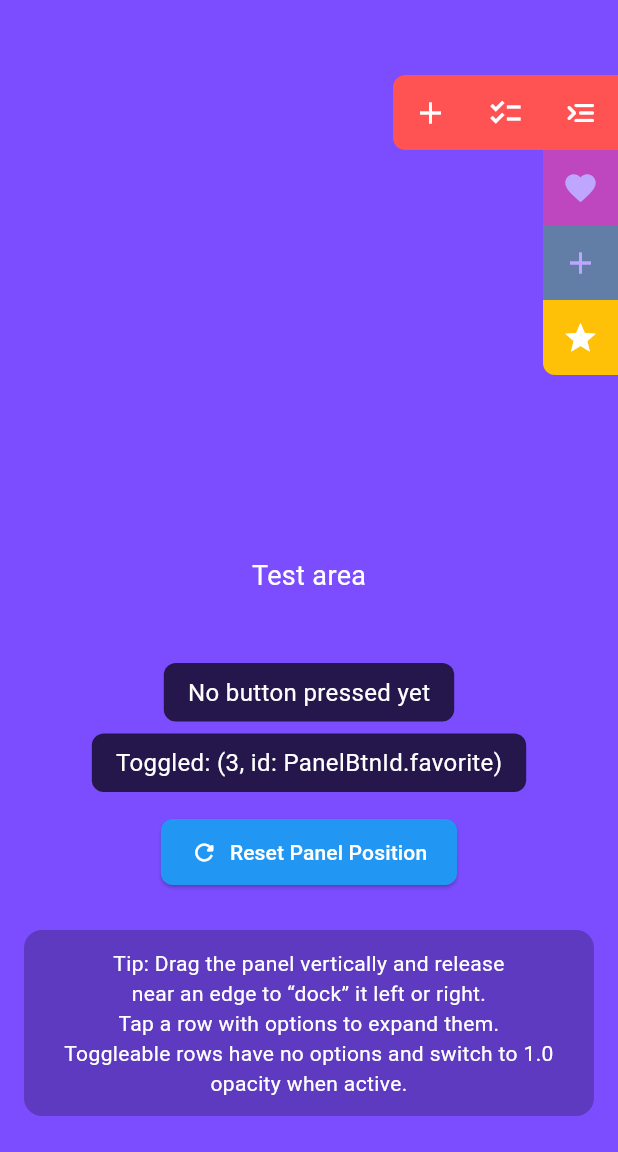
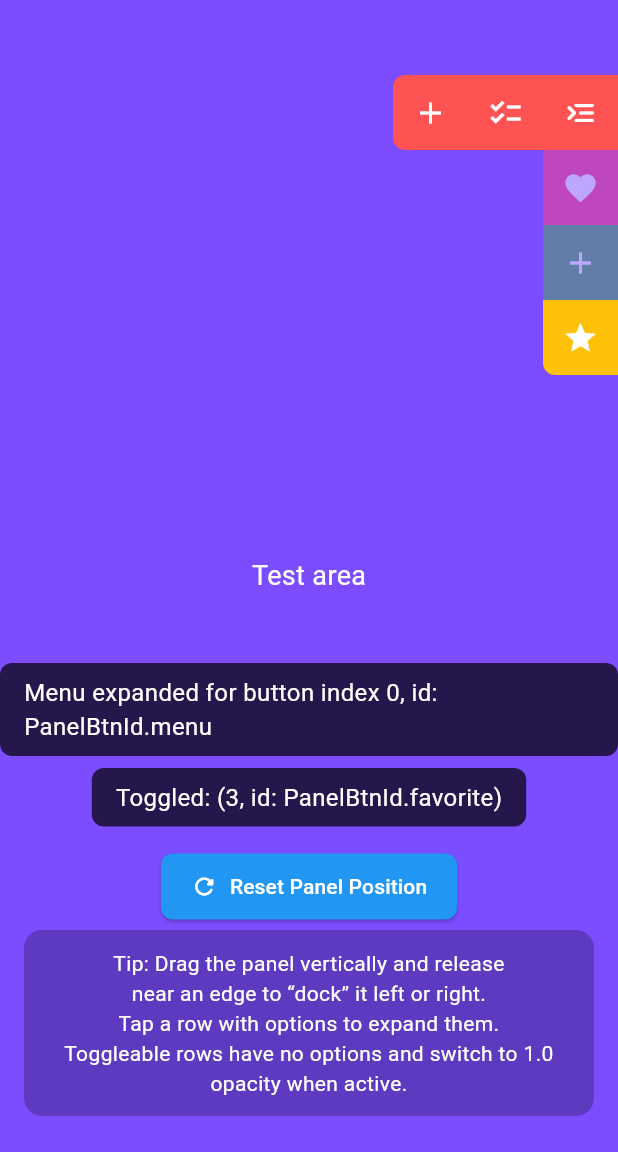
Before and after one commit to KsarKev/draggable_button_panel, a Flutter app: the screen it shows after launch, after a tap on the "menu open" icon, on a phone screen of 412 x 824 dp, the part 84-1236 px from its top. Run offline on Flutter 3.47's test engine with Material 3 defaults, Android fonts, the phone set to English and light mode, and no system bars.

Commit message:
feat: add tooltip support to PanelButton and OptionButton, emit index and id on menu expand

```diff
--- a/lib/draggable_button_panel.dart
+++ b/lib/draggable_button_panel.dart
@@ -55,6 +55,7 @@ class ToggleEntry {
 class OptionButton {
   final Icon icon;
   final String? label;
+  final String? tooltip;
   final VoidCallback? onPressed;
   final Color? color;
   final Color? backgroundColor;
@@ -67,6 +68,7 @@ class OptionButton {
     required this.icon,
     this.width = 50,
     this.label,
+    this.tooltip,
     this.onPressed,
     this.color,
     this.backgroundColor,
@@ -83,6 +85,7 @@ class OptionButton {
 class PanelButton {
   final Icon icon;
   final String? label;
+  final String? tooltip;
   final VoidCallback? onPressed;
   final Color? color;
   final Color? backgroundColor;
@@ -105,6 +108,7 @@ class PanelButton {
       color: Colors.white,
     ),
     this.label,
+    this.tooltip,
     this.onPressed,
     this.options = const [],
     this.color,
@@ -199,7 +203,20 @@ class PanelButtonWidget extends StatelessWidget {
                 ),
                 child: Transform.scale(
                   scaleX: (isLeftPositioned || isExpanded) ? -1.0 : 1.0,
+                  child: panelButton.tooltip != null
+                      ? Tooltip(
+                          message: panelButton.tooltip!,
                           child: IconButton(
+                            color: panelButton.color,
+                            icon: panelButton.icon,
+                            onPressed: () {
+                              if (panelButton.onPressed != null)
+                                panelButton.onPressed!();
+                              onExpand();
+                            },
+                          ),
+                        )
+                      : IconButton(
                           color: panelButton.color,
                           icon: panelButton.icon,
                           onPressed: () {
@@ -217,7 +234,19 @@ class PanelButtonWidget extends StatelessWidget {
               ),
               child: Transform.scale(
                 scaleX: (isLeftPositioned || isExpanded) ? -1.0 : 1.0,
+                child: panelButton.tooltip != null
+                    ? Tooltip(
+                        message: panelButton.tooltip!,
                         child: IconButton(
+                          color: panelButton.color,
+                          icon: panelButton.icon,
+                          onPressed: () {
+                            if (panelButton.onPressed != null) panelButton.onPressed!();
+                            onExpand();
+                          },
+                        ),
+                      )
+                    : IconButton(
                         color: panelButton.color,
                         icon: panelButton.icon,
                         onPressed: () {
@@ -251,7 +280,7 @@ class PanelButtonWidget extends StatelessWidget {
                   ? BorderRadius.only(topRight: radius, bottomRight: radius)
                   : BorderRadius.only(topLeft: radius, bottomLeft: radius);
             }
-            final optionChild = SizedBox(
+            final optionButton = SizedBox(
               width: opt.width ?? 50,
               height: height,
               child: IconButton(
@@ -260,6 +289,10 @@ class PanelButtonWidget extends StatelessWidget {
                 onPressed: opt.onPressed,
               ),
             );
+
+            final optionChild = opt.tooltip != null
+                ? Tooltip(message: opt.tooltip!, child: optionButton)
+                : optionButton;
 
             final decorated = DecoratedBox(
               decoration: BoxDecoration(
@@ -331,6 +364,7 @@ class DraggableButtonPanel extends StatefulWidget {
     this.toggleMode = ToggleSelectionMode.multiple,
     this.onTogglesChanged,
     this.onPositionChanged,
+    this.onMenuExpand,
   });
 
   /// List of main buttons (rows) displayed by this panel.
@@ -360,6 +394,10 @@ class DraggableButtonPanel extends StatefulWidget {
   /// programmatically via [DraggableButtonPanelState.setPanelPosition]. This is
   /// useful for persisting and restoring the panel position from the parent.
   final ValueChanged<Offset>? onPositionChanged;
+
+  /// Emits the row index and optional id when a row with options gets expanded.
+  /// Similar to [onTogglesChanged] but only for expansion of option menus.
+  final ValueChanged<ToggleEntry>? onMenuExpand;
 
   /// Initial top offset of the panel. The mutable source of truth is kept
   /// internally by the State; this value is only read once in initState.
@@ -634,6 +672,8 @@ class DraggableButtonPanelState extends State<DraggableButtonPanel>
                       isLeftPositioned: _isDockedLeft,
                       baseButtonSize: widget.width,
                       onExpand: () {
+                        bool didExpand = false;
+                        Object? expandedId;
                         setState(() {
                           final child = widget.children[i];
                           if (child.toggleable) {
@@ -667,10 +707,15 @@ class DraggableButtonPanelState extends State<DraggableButtonPanel>
                               _expandedIndex = null;
                             } else {
                               _expandedIndex = i;
+                              didExpand = true;
+                              expandedId = child.id;
                             }
                           }
                           // else: no options and not toggleable → no panel state change
                         });
+                        if (didExpand) {
+                          widget.onMenuExpand?.call(ToggleEntry(index: i, id: expandedId));
+                        }
                       },
                       isFirst: i == 0,
                       isLast: i == widget.children.length - 1,
--- a/lib/main.dart
+++ b/lib/main.dart
@@ -96,8 +96,8 @@ class _DebugHomePageState extends State<DebugHomePage> {
               children: [
                 Center(
                   child: Container(
-                    padding: const EdgeInsets.symmetric(
-                        horizontal: 16, vertical: 8),
+                    padding:
+                        const EdgeInsets.symmetric(horizontal: 16, vertical: 8),
                     decoration: BoxDecoration(
                       color: Colors.black.withValues(alpha: 0.7),
                       borderRadius: BorderRadius.circular(8),
@@ -120,7 +120,8 @@ class _DebugHomePageState extends State<DebugHomePage> {
                       ),
                       child: Text(
                         toggledMessage ?? '',
-                        style: const TextStyle(color: Colors.white, fontSize: 16),
+                        style:
+                            const TextStyle(color: Colors.white, fontSize: 16),
                       ),
                     ),
                   ),
@@ -144,7 +145,8 @@ class _DebugHomePageState extends State<DebugHomePage> {
                       style: ElevatedButton.styleFrom(
                         backgroundColor: Colors.blue,
                         foregroundColor: Colors.white,
-                        padding: const EdgeInsets.symmetric(horizontal: 20, vertical: 12),
+                        padding: const EdgeInsets.symmetric(
+                            horizontal: 20, vertical: 12),
                         shape: RoundedRectangleBorder(
                           borderRadius: BorderRadius.circular(8),
                         ),
@@ -163,12 +165,21 @@ class _DebugHomePageState extends State<DebugHomePage> {
             buttonColor: Colors.blue,
             collapseOpacity: 0.5,
             toggleMode: ToggleSelectionMode.multiple,
+            onMenuExpand: (toggleEntry) {
+              setState(() {
+                lastPressedMessage =
+                    'Menu expanded for button index ${toggleEntry.index}, id: ${toggleEntry.id}';
+              });
+            },
             onTogglesChanged: (entries) {
               // Print both indices and optional ids for easy debugging
               setState(() {
                 toggledMessage = entries.isEmpty
-                  ? 'No toggles selected'
-                  : 'Toggled: ' + entries.map((e) => '(${e.index}, id: ${e.id})').join(', ');
+                    ? 'No toggles selected'
+                    : 'Toggled: ' +
+                        entries
+                            .map((e) => '(${e.index}, id: ${e.id})')
+                            .join(', ');
               });
             },
             onPositionChanged: (offset) {
@@ -180,11 +191,13 @@ class _DebugHomePageState extends State<DebugHomePage> {
             children: [
               // Row 0: expandable with two options
               PanelButton(
+                tooltip: 'Menu',
                 id: PanelBtnId.menu,
                 icon: const Icon(Icons.menu_open_rounded, color: Colors.white),
                 backgroundColor: Colors.redAccent,
                 options: [
                   OptionButton(
+                      tooltip: 'Checklist',
                       icon: Icon(Icons.checklist, color: Colors.white),
                       backgroundColor: Colors.redAccent,
                       onPressed: () {
@@ -193,6 +206,7 @@ class _DebugHomePageState extends State<DebugHomePage> {
                         });
                       }),
                   OptionButton(
+                      tooltip: 'Add',
                       icon: Icon(Icons.add, color: Colors.white),
                       backgroundColor: Colors.redAccent,
                       onPressed: () {
@@ -205,11 +219,14 @@ class _DebugHomePageState extends State<DebugHomePage> {
 
               // Row 1: expandable with three options and custom widths
               PanelButton(
-                id: 42, // int id example
+                tooltip: 'Favorites',
+                id: 42,
+                // int id example
                 icon: const Icon(Icons.favorite, color: Colors.white),
                 backgroundColor: Colors.pinkAccent,
                 options: [
                   OptionButton(
+                      tooltip: 'Like',
                       icon: Icon(Icons.favorite_border, color: Colors.white),
                       backgroundColor: Colors.pinkAccent,
                       width: 50,
@@ -219,6 +236,7 @@ class _DebugHomePageState extends State<DebugHomePage> {
                         });
                       }),
                   OptionButton(
+                      tooltip: 'Share',
                       icon: Icon(Icons.share, color: Colors.white),
                       backgroundColor: Colors.pinkAccent,
                       width: 50,
@@ -228,6 +246,7 @@ class _DebugHomePageState extends State<DebugHomePage> {
                         });
                       }),
                   OptionButton(
+                      tooltip: 'Delete',
                       icon: Icon(Icons.delete_outline, color: Colors.white),
                       backgroundColor: Colors.pinkAccent,
                       width: 50,
```
Also changed, not shown: 2 other files. Lines whose indentation alone changed are shown as unchanged.
